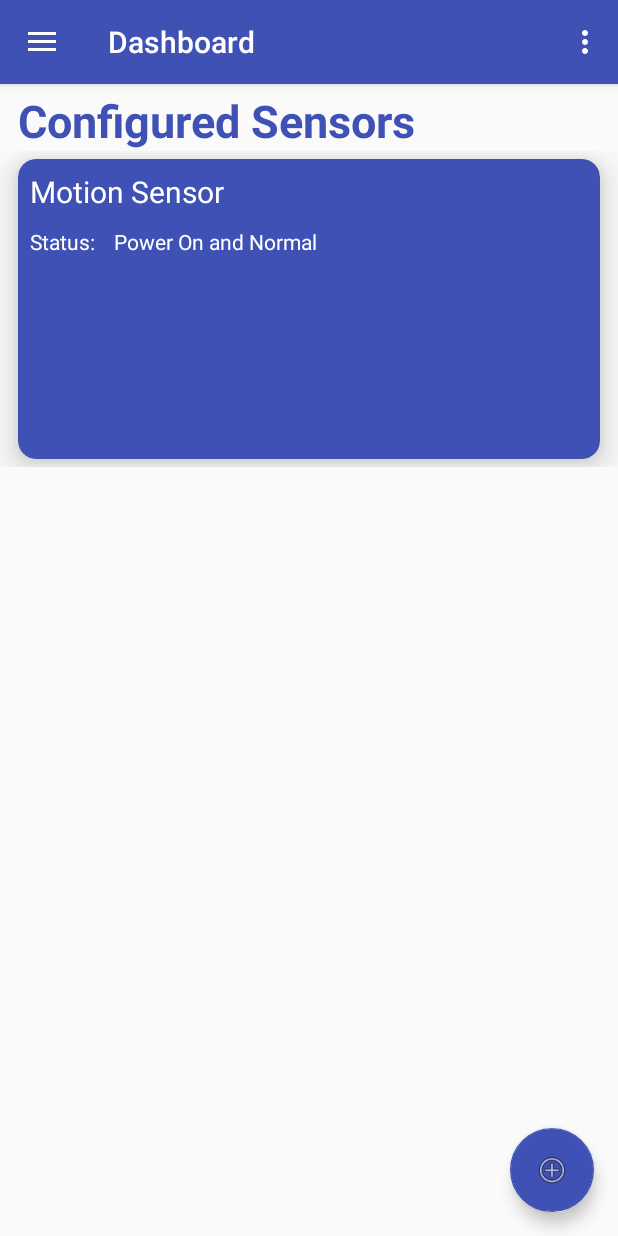
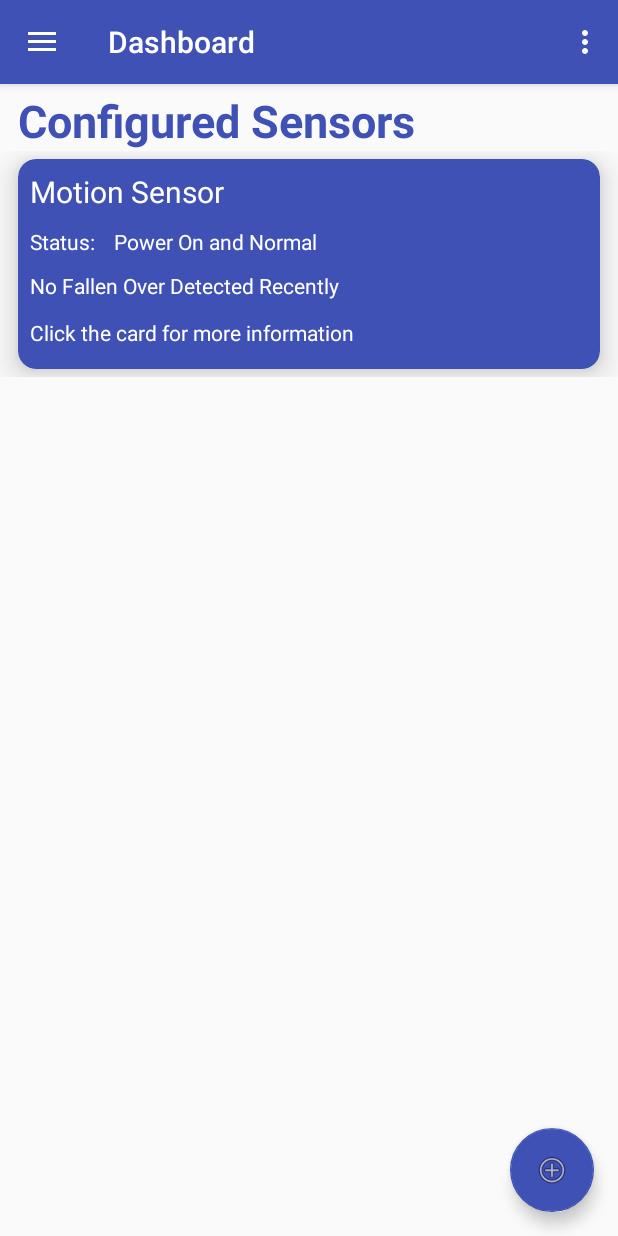
Before and after one commit to hlwhl/ElderlyCaringSystem, an Android app: the HomeActivity screen opened directly, with no data from a screen before it, on a phone screen of 412 x 824 dp. Run offline under Robolectric (Android 15) with nearby library versions, the phone set to English and light mode, and no system bars; libraries missing offline, so code that uses them is left out: cn.bmob.v3; 1 statement that could not run was skipped.

Commit message:
update sensor entity

```diff
--- a/ElderlyCaringSystemClient/app/src/main/java/com/linwei/elderlycare/elderlycaringsystemclient/activities/HomeActivity.java
+++ b/ElderlyCaringSystemClient/app/src/main/java/com/linwei/elderlycare/elderlycaringsystemclient/activities/HomeActivity.java
@@ -1,5 +1,6 @@
 package com.linwei.elderlycare.elderlycaringsystemclient.activities;
 
+import android.content.Intent;
 import android.os.Bundle;
 import android.support.design.widget.FloatingActionButton;
 import android.support.design.widget.Snackbar;
@@ -63,8 +64,8 @@ public class HomeActivity extends AppCompatActivity
         fab.setOnClickListener(new View.OnClickListener() {
             @Override
             public void onClick(View view) {
-                Snackbar.make(view, "Replace with your own action", Snackbar.LENGTH_LONG)
-                        .setAction("Action", null).show();
+                Intent intent = new Intent(HomeActivity.this, AddSensorActivity.class);
+                startActivity(intent);
             }
         });
 
--- a/ElderlyCaringSystemClient/app/src/main/res/layout/card_view.xml
+++ b/ElderlyCaringSystemClient/app/src/main/res/layout/card_view.xml
@@ -1,6 +1,6 @@
 <?xml version="1.0" encoding="utf-8"?>
 <android.support.v7.widget.CardView xmlns:tools="http://schemas.android.com/tools"
-    android:layout_height="200dp"
+    android:layout_height="wrap_content"
     android:layout_width="match_parent"
     xmlns:card_view="http://schemas.android.com/apk/res-auto"
     card_view:cardCornerRadius="12dp"
@@ -15,7 +15,7 @@
 
     <android.support.constraint.ConstraintLayout
         android:layout_width="wrap_content"
-        android:layout_height="wrap_content">
+        android:layout_height="140dp">
 
         <android.support.v7.widget.AppCompatTextView
             android:id="@+id/card_title"
@@ -50,6 +50,29 @@
             android:textColor="#FFFFFF"
             card_view:layout_constraintStart_toStartOf="parent"
             card_view:layout_constraintTop_toBottomOf="@+id/card_title" />
+
+        <TextView
+            android:id="@+id/textView3"
+            android:layout_width="wrap_content"
+            android:layout_height="wrap_content"
+            android:layout_marginStart="8dp"
+            android:layout_marginTop="10dp"
+            android:text="No Fallen Over Detected Recently"
+            android:textColor="#FFFFFF"
+            card_view:layout_constraintStart_toStartOf="parent"
+            card_view:layout_constraintTop_toBottomOf="@+id/tv_sensorstatus" />
+
+        <TextView
+            android:id="@+id/textView4"
+            android:layout_width="wrap_content"
+            android:layout_height="wrap_content"
+            android:layout_marginStart="8dp"
+            android:layout_marginTop="12dp"
+            android:text="Click the card for more information"
+            android:textColor="#FFFFFF"
+            card_view:layout_constraintStart_toStartOf="parent"
+            card_view:layout_constraintTop_toBottomOf="@+id/textView3" />
+
     </android.support.constraint.ConstraintLayout>
 
 
```
Also changed, not shown: ElderlyCaringSystemClient/app/src/main/java/com/linwei/elderlycare/elderlycaringsystemclient/entities/Sensor.java (+10 -0 lines), ElderlyCaringSystemClient/app/src/main/java/com/linwei/elderlycare/elderlycaringsystemclient/entities/SensorDataHistory.java (added, +24 -0 lines).
